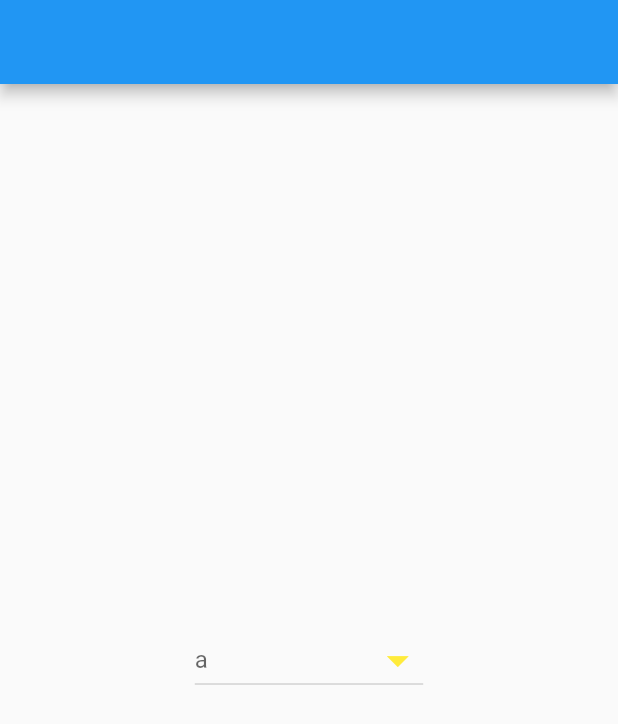
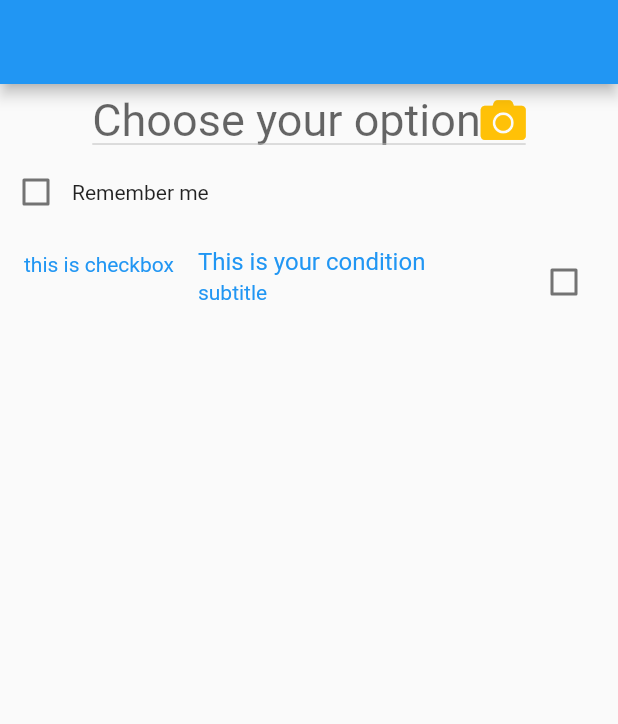
Before and after one commit to sajib-mridha-nor/Project_of_shallowness, a Flutter app: the screen it shows after launch, on a phone screen of 412 x 824 dp. Shown: the top 724 px of the screen. Run offline on Flutter 3.47's test engine with Material 2 defaults, Android fonts, the phone set to English and light mode, and no system bars; our stand-ins replace font_awesome_flutter; missing offline and left inert: dart:html.

Commit message:
Ab15 class24

```diff
--- a/lib/ab14Class24.dart
+++ b/lib/ab14Class24.dart
@@ -1,3 +1,6 @@
+import 'dart:ui';
+
+import 'package:firstapp/class15.dart';
 import 'package:firstapp/food.dart';
 import 'package:firstapp/home3.dart';
 import 'package:flutter/material.dart';
@@ -12,51 +15,109 @@ class Ab14Cls14 extends StatefulWidget {
 
 class _Ab14Cls14State extends State<Ab14Cls14> {
   var v;
+  bool istrue = false;
 
   @override
   Widget build(BuildContext context) {
     return Scaffold(
       appBar: AppBar(),
-      body: Center(
-        child: DropdownButton(
-            // icon: Icon(FontAwesomeIcons.arrowDown),
-            elevation: 23,
-            // dropdownColor: Colors.blue,
-            iconEnabledColor: Colors.yellow,
-            focusColor: Colors.amber,
-            iconSize: 34,
-            hint: Text("a"),
+      body: Column(
+        children: [
+          Center(
+              child: DropdownButton(
+            icon: Icon(FontAwesomeIcons.camera),
+            dropdownColor: Colors.lightBlue,
+            iconSize: 30,
+            iconEnabledColor: Colors.amber,
+            iconDisabledColor: Colors.red,
+            // itemHeight: ,
+            style: TextStyle(fontSize: 30),
+            isExpanded: false,
+
+            elevation: 34,
+            focusColor: Colors.amberAccent,
+            hint: Text("Choose your option"),
             onChanged: (ValueKey) {
               setState(() {
                 v = ValueKey;
               });
-            },
-            onTap: () {
               if (v == 2) {
-                Navigator.push(
-                    context, MaterialPageRoute(builder: (ctx) => FoodDemo()));
+                Navigator.push(context,
+                    MaterialPageRoute(builder: (context) => FoodDemo()));
               }
             },
-            // hint: Text("This is Dropdown"),
+            // onTap: () {
+            //   if (v == 2) {
+            //     Navigator.push(
+            //         context, MaterialPageRoute(builder: (context) => FoodDemo()));
+            //   } else if (v == 3) {
+            //     Navigator.push(
+            //         context, MaterialPageRoute(builder: (context) => Class15()));
+            //   } else if (v == 4) {
+            //     Navigator.push(
+            //         context, MaterialPageRoute(builder: (context) => Class15()));
+            //   } else if (v == 1) {
+            //     Navigator.push(
+            //         context, MaterialPageRoute(builder: (context) => Class15()));
+            //   }
+            // },
             value: v,
             items: [
               DropdownMenuItem(
-                child: Text("This is first Item "),
+                child: Text("This is 1st Item"),
                 value: 1,
+                onTap: () {
+                  Navigator.push(context,
+                      MaterialPageRoute(builder: (context) => FoodDemo()));
+
+                  var snk = SnackBar(
+                    content: Text("There are food seleted option"),
+                    backgroundColor: Colors.red,
+                  );
+                  ScaffoldMessenger.of(context).showSnackBar(snk);
+                },
               ),
               DropdownMenuItem(
-                child: Text("This is first Item "),
+                child: Text("This is 2nd Item"),
                 value: 2,
               ),
               DropdownMenuItem(
-                child: Text("This is 3rd Item "),
+                child: Text("This is 3rd Item"),
                 value: 3,
               ),
               DropdownMenuItem(
-                child: Text("This is 4th Item "),
+                child: Text("This is 4th Item"),
                 value: 4,
               ),
-            ]),
+            ],
+          )),
+          Row(
+            children: [
+              Checkbox(
+                  value: istrue,
+                  onChanged: (ValueKey) {
+                    setState(() {
+                      istrue = ValueKey!;
+                    });
+                  }),
+              Text("Remember me")
+            ],
+          ),
+          CheckboxListTile(
+              subtitle: Text("subtitle"),
+              selected: true,
+              // shape: ShapeBorder(),
+              checkColor: Colors.amber,
+              secondary: Text("this is checkbox"),
+              title: Text("This is your condition"),
+              isThreeLine: true,
+              value: istrue,
+              onChanged: (ValueKey) {
+                setState(() {
+                  istrue = ValueKey!;
+                });
+              })
+        ],
       ),
     );
   }
--- a/lib/food.dart
+++ b/lib/food.dart
@@ -8,6 +8,7 @@ class FoodDemo extends StatelessWidget {
   Widget build(BuildContext context) {
     return SafeArea(
         child: Scaffold(
+      appBar: AppBar(),
       body: Column(
         mainAxisAlignment: MainAxisAlignment.center,
         crossAxisAlignment: CrossAxisAlignment.center,
```
